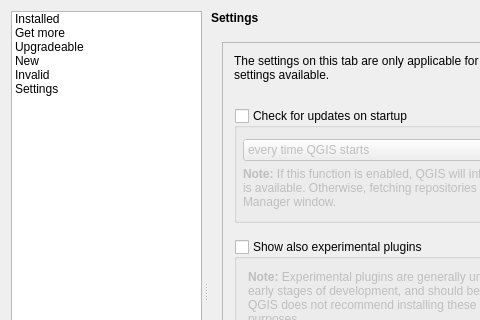
Before: the Qt Designer form src/ui/qgspluginmanagerbase.ui in carsmie/QGIS, drawn with Qt 5; both pictures show x 0 to 480 and y 0 to 320 of the 812 by 610 pixel window.
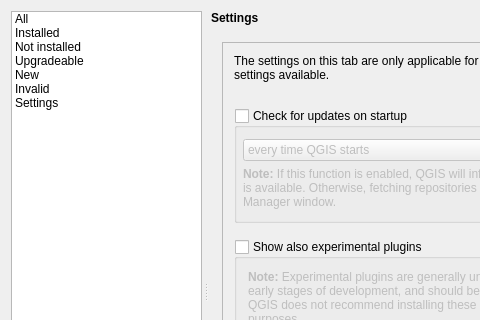
After: the same form once the commit is applied. The open tabs and pages were chosen to show the change. Icons and pictures are not drawn. Custom widgets are drawn as their Qt base class.

The edit to the form file:
```diff
--- a/src/ui/qgspluginmanagerbase.ui
+++ b/src/ui/qgspluginmanagerbase.ui
@@ -104,6 +104,15 @@
          <property name="wordWrap">
           <bool>true</bool>
          </property>
+         <item>
+          <property name="text">
+           <string>All</string>
+          </property>
+          <property name="icon">
+           <iconset resource="../../images/images.qrc">
+            <normaloff>:/images/themes/default/propertyicons/plugins.svg</normaloff>:/images/themes/default/propertyicons/plugins.svg</iconset>
+          </property>
+         </item>
          <item>
           <property name="text">
            <string>Installed</string>
@@ -121,7 +130,7 @@
          </item>
          <item>
           <property name="text">
-           <string>Get more</string>
+           <string>Not installed</string>
           </property>
           <property name="toolTip">
            <string>Not installed plugins available for download</string>
```
Left out of the diff: 6 changed lines with no effect on the pictures.
